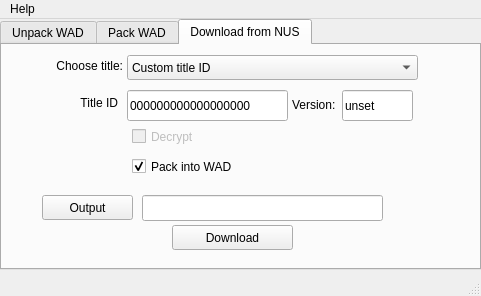
Above: trunk/GUI/VenPri.ui from ssorgatem/qwad before the change. Below: the same form after it.
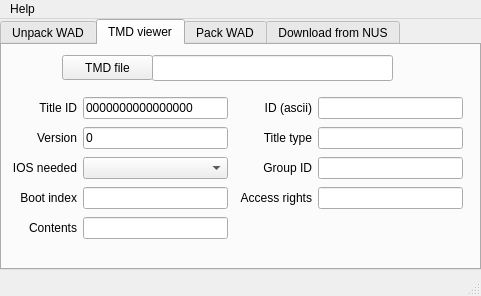
That is the form after the change. Icons and pictures are not drawn.

Commit message: Started TMD viewer and some minor fixes.

The edit to the form file:
```diff
--- a/trunk/GUI/VenPri.ui
+++ b/trunk/GUI/VenPri.ui
@@ -46,7 +46,7 @@
      <bool>false</bool>
     </property>
     <property name="currentIndex">
-     <number>2</number>
+     <number>1</number>
     </property>
     <widget class="QWidget" name="unpacktab">
      <attribute name="title">
@@ -124,6 +124,204 @@
       </property>
      </widget>
     </widget>
+    <widget class="QWidget" name="TMDviewer">
+     <attribute name="title">
+      <string>TMD viewer</string>
+     </attribute>
+     <widget class="QLineEdit" name="TMDfilepath">
+      <property name="geometry">
+       <rect>
+        <x>150</x>
+        <y>10</y>
+        <width>241</width>
+        <height>26</height>
+       </rect>
+      </property>
+     </widget>
+     <widget class="QToolButton" name="TMDfilebutton">
+      <property name="geometry">
+       <rect>
+        <x>60</x>
+        <y>10</y>
+        <width>91</width>
+        <height>25</height>
+       </rect>
+      </property>
+      <property name="toolTip">
+       <string>Ruta hacia el archivo WAD que quieres desempaquetar</string>
+      </property>
+      <property name="text">
+       <string>TMD file</string>
+      </property>
+     </widget>
+     <widget class="QWidget" name="">
+      <property name="geometry">
+       <rect>
+        <x>10</x>
+        <y>50</y>
+        <width>451</width>
+        <height>147</height>
+       </rect>
+      </property>
+      <layout class="QGridLayout" name="gridLayout">
+       <item row="0" column="0">
+        <widget class="QLabel" name="label">
+         <property name="text">
+          <string>Title ID</string>
+         </property>
+         <property name="alignment">
+          <set>Qt::AlignRight|Qt::AlignTrailing|Qt::AlignVCenter</set>
+         </property>
+        </widget>
+       </item>
+       <item row="0" column="1">
+        <widget class="QLineEdit" name="TitleID">
+         <property name="text">
+          <string>0000000000000000</string>
+         </property>
+         <property name="readOnly">
+          <bool>true</bool>
+         </property>
+        </widget>
+       </item>
+       <item row="0" column="2" colspan="2">
+        <widget class="QLabel" name="label_9">
+         <property name="text">
+          <string>ID (ascii)</string>
+         </property>
+         <property name="alignment">
+          <set>Qt::AlignRight|Qt::AlignTrailing|Qt::AlignVCenter</set>
+         </property>
+        </widget>
+       </item>
+       <item row="0" column="4">
+        <widget class="QLineEdit" name="idASCII">
+         <property name="readOnly">
+          <bool>true</bool>
+         </property>
+        </widget>
+       </item>
+       <item row="1" column="0">
+        <widget class="QLabel" name="label_3">
+         <property name="text">
+          <string>Version</string>
+         </property>
+         <property name="alignment">
+          <set>Qt::AlignRight|Qt::AlignTrailing|Qt::AlignVCenter</set>
+         </property>
+        </widget>
+       </item>
+       <item row="1" column="1">
+        <widget class="QLineEdit" name="Version">
+         <property name="text">
+          <string>0</string>
+         </property>
+         <property name="readOnly">
+          <bool>true</bool>
+         </property>
+        </widget>
+       </item>
+       <item row="1" column="3">
+        <widget class="QLabel" name="label_5">
+         <property name="text">
+          <string>Title type</string>
+         </property>
+         <property name="alignment">
+          <set>Qt::AlignRight|Qt::AlignTrailing|Qt::AlignVCenter</set>
+         </property>
+        </widget>
+       </item>
+       <item row="1" column="4">
+        <widget class="QLineEdit" name="TitleType">
+         <property name="readOnly">
+          <bool>true</bool>
+         </property>
+        </widget>
+       </item>
+       <item row="2" column="0">
+        <widget class="QLabel" name="label_2">
+         <property name="text">
+          <string>IOS needed</string>
+         </property>
+         <property name="alignment">
+          <set>Qt::AlignRight|Qt::AlignTrailing|Qt::AlignVCenter</set>
+         </property>
+        </widget>
+       </item>
+       <item row="2" column="3">
+        <widget class="QLabel" name="label_6">
+         <property name="text">
+          <string>Group ID</string>
+         </property>
+         <property name="alignment">
+          <set>Qt::AlignRight|Qt::AlignTrailing|Qt::AlignVCenter</set>
+         </property>
+        </widget>
+       </item>
+       <item row="2" column="4">
+        <widget class="QLineEdit" name="GroupID">
+         <property name="readOnly">
+          <bool>true</bool>
+         </property>
+        </widget>
+       </item>
+       <item row="3" column="0">
+        <widget class="QLabel" name="label_4">
+         <property name="text">
+          <string>Boot index</string>
+         </property>
+         <property name="alignment">
+          <set>Qt::AlignRight|Qt::AlignTrailing|Qt::AlignVCenter</set>
+         </property>
+        </widget>
+       </item>
+       <item row="3" column="1">
+        <widget class="QLineEdit" name="BootIndex">
+         <property name="readOnly">
+          <bool>true</bool>
+         </property>
+        </widget>
+       </item>
+       <item row="3" column="3">
+        <widget class="QLabel" name="label_7">
+         <property name="text">
+          <string>Access rights</string>
+         </property>
+         <property name="alignment">
+          <set>Qt::AlignRight|Qt::AlignTrailing|Qt::AlignVCenter</set>
+         </property>
+        </widget>
+       </item>
+       <item row="3" column="4">
+        <widget class="QLineEdit" name="AccessRights">
+         <property name="readOnly">
+          <bool>true</bool>
+         </property>
+        </widget>
+       </item>
+       <item row="4" column="0">
+        <widget class="QLabel" name="label_8">
+         <property name="text">
+          <string>Contents</string>
+         </property>
+         <property name="alignment">
+          <set>Qt::AlignRight|Qt::AlignTrailing|Qt::AlignVCenter</set>
+         </property>
+        </widget>
+       </item>
+       <item row="4" column="1">
+        <widget class="QLineEdit" name="Contents">
+         <property name="readOnly">
+          <bool>true</bool>
+         </property>
+        </widget>
+       </item>
+       <item row="2" column="1">
+        <widget class="QComboBox" name="IOSversion"/>
+       </item>
+      </layout>
+     </widget>
+    </widget>
     <widget class="QWidget" name="packtab">
      <attribute name="title">
       <string>Pack WAD</string>
```
The commit also changes 15 other files.
